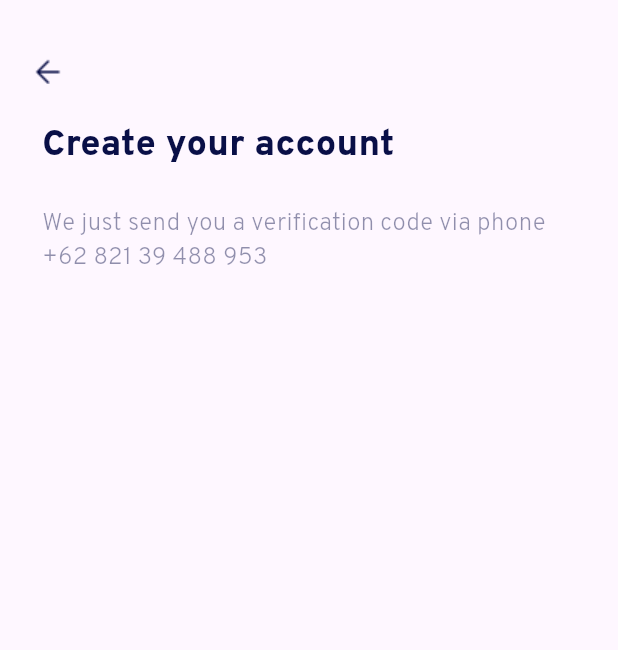
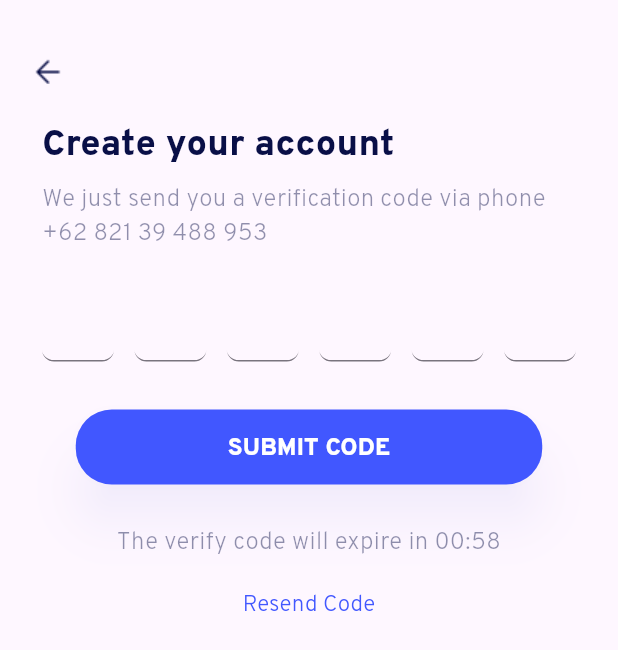
Before and after one commit to yonanda123/Apotech, a Flutter app: the VerifyScreen screen opened directly, on a phone screen of 412 x 824 dp. Shown: the top 650 px of the screen. Run offline on Flutter 3.47's test engine with Material 3 defaults, Android fonts, the phone set to English and light mode, and no system bars; our stand-ins replace carousel_slider; project files that could hold a hidden picture were left out.

Commit message:
Verify Screen

```diff
--- a/lib/verify/verify_screen.dart
+++ b/lib/verify/verify_screen.dart
@@ -1,5 +1,7 @@
 import 'package:flutter/material.dart';
 import 'package:apotech/register/register_screen.dart';
+import 'package:apotech/verifySucces/verify_succes_screen.dart';
+import 'dart:async';
 
 class CustomAppBar extends StatelessWidget implements PreferredSizeWidget {
   final double height;
@@ -42,6 +44,42 @@ class VerifyScreen extends StatefulWidget {
 }
 
 class _VerifyScreenState extends State<VerifyScreen> {
+  List<TextEditingController> _controllers =
+      List.generate(6, (index) => TextEditingController());
+  int _minutes = 0;
+  int _seconds = 59;
+
+  late Timer _timer;
+
+  @override
+  void initState() {
+    super.initState();
+    _startTimer();
+  }
+
+  void _startTimer() {
+    const oneSecond = Duration(seconds: 1);
+    _timer = Timer.periodic(oneSecond, (timer) {
+      setState(() {
+        if (_minutes == 0 && _seconds == 0) {
+          _timer.cancel();
+        } else if (_seconds == 0) {
+          _minutes -= 1;
+          _seconds = 59;
+        } else {
+          _seconds -= 1;
+        }
+      });
+    });
+  }
+
+  @override
+  void dispose() {
+    _controllers.forEach((controller) => controller.dispose());
+    _timer.cancel();
+    super.dispose();
+  }
+
   @override
   Widget build(BuildContext context) {
     return Scaffold(
@@ -61,7 +99,7 @@ class _VerifyScreenState extends State<VerifyScreen> {
                   fontFamily: 'OverpassExtraBold',
                 ),
               ),
-              SizedBox(height: 24.0),
+              SizedBox(height: 8.0),
               Text(
                 'We just send you a verification code via phone +62 821 39 488 953',
                 style: TextStyle(
@@ -71,6 +109,97 @@ class _VerifyScreenState extends State<VerifyScreen> {
                 ),
                 textAlign: TextAlign.left,
               ),
+              SizedBox(height: 25.0),
+              Row(
+                mainAxisAlignment: MainAxisAlignment.spaceBetween,
+                children: List.generate(
+                  6,
+                  (index) => SizedBox(
+                    width: 48.0,
+                    child: TextFormField(
+                      controller: _controllers[index],
+                      textAlign: TextAlign.center,
+                      keyboardType: TextInputType.number,
+                      maxLength: 1,
+                      decoration: InputDecoration(
+                        counterText: '',
+                        contentPadding: EdgeInsets.symmetric(vertical: 12.0),
+                        border: UnderlineInputBorder(
+                          borderRadius: BorderRadius.circular(8.0),
+                        ),
+                      ),
+                      onChanged: (value) {
+                        if (value.length == 1 && index < 5) {
+                          FocusScope.of(context).nextFocus();
+                        }
+                      },
+                    ),
+                  ),
+                ),
+              ),
+              SizedBox(height: 32.0),
+              Row(
+                mainAxisAlignment: MainAxisAlignment.center,
+                children: [
+                  ElevatedButton(
+                    onPressed: () {
+                      Navigator.pushReplacement(
+                        context,
+                        MaterialPageRoute(
+                          builder: (context) => VerifySuccesScreen(),
+                        ),
+                      );
+                    },
+                    style: ElevatedButton.styleFrom(
+                      fixedSize: const Size(311, 50),
+                      primary: Color(0xff4157FF),
+                      shape: RoundedRectangleBorder(
+                        borderRadius: BorderRadius.circular(24.0),
+                      ),
+                      elevation: 14.0,
+                      shadowColor: Color(0xff4157FF).withOpacity(0.1),
+                    ),
+                    child: Padding(
+                      padding: const EdgeInsets.only(top: 4),
+                      child: Text(
+                        'SUBMIT CODE',
+                        style: TextStyle(
+                          color: Color(0xffffffff),
+                          fontSize: 16.0,
+                          fontFamily: 'OverpassExtraBold',
+                        ),
+                      ),
+                    ),
+                  ),
+                ],
+              ),
+              SizedBox(height: 28.0),
+              Align(
+                alignment: Alignment.bottomCenter,
+                child: Text(
+                  'The verify code will expire in ${_minutes.toString().padLeft(2, '0')}:${_seconds.toString().padLeft(2, '0')}',
+                  style: TextStyle(
+                    color: Color(0x73090F47),
+                    fontSize: 16.0,
+                    fontFamily: 'OverpassLight',
+                  ),
+                  textAlign: TextAlign.center,
+                ),
+              ),
+              SizedBox(height: 6.0),
+              Align(
+                alignment: Alignment.bottomCenter,
+                child: TextButton(
+                  onPressed: () {},
+                  child: Text(
+                    'Resend Code',
+                    style: TextStyle(
+                        color: Color(0xff4157FF),
+                        fontSize: 15.0,
+                        fontFamily: 'OverpassLight'),
+                  ),
+                ),
+              ),
             ],
           ),
         ),
```
Also changed, not shown: lib/verifySucces/verify_succes_screen.dart (added, +15 -0 lines).
